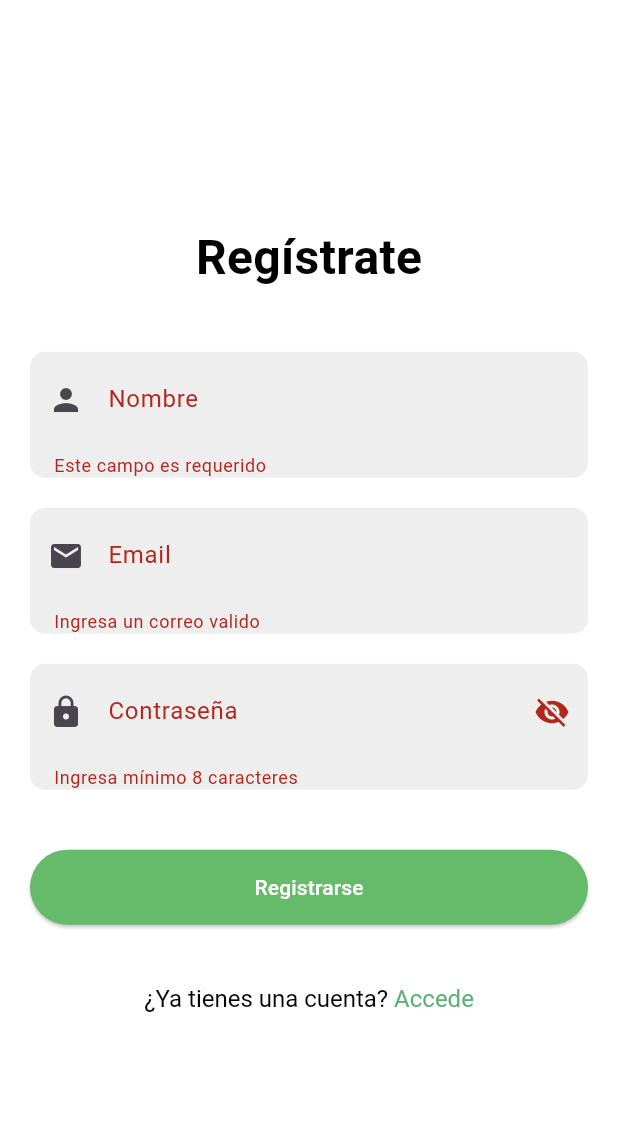
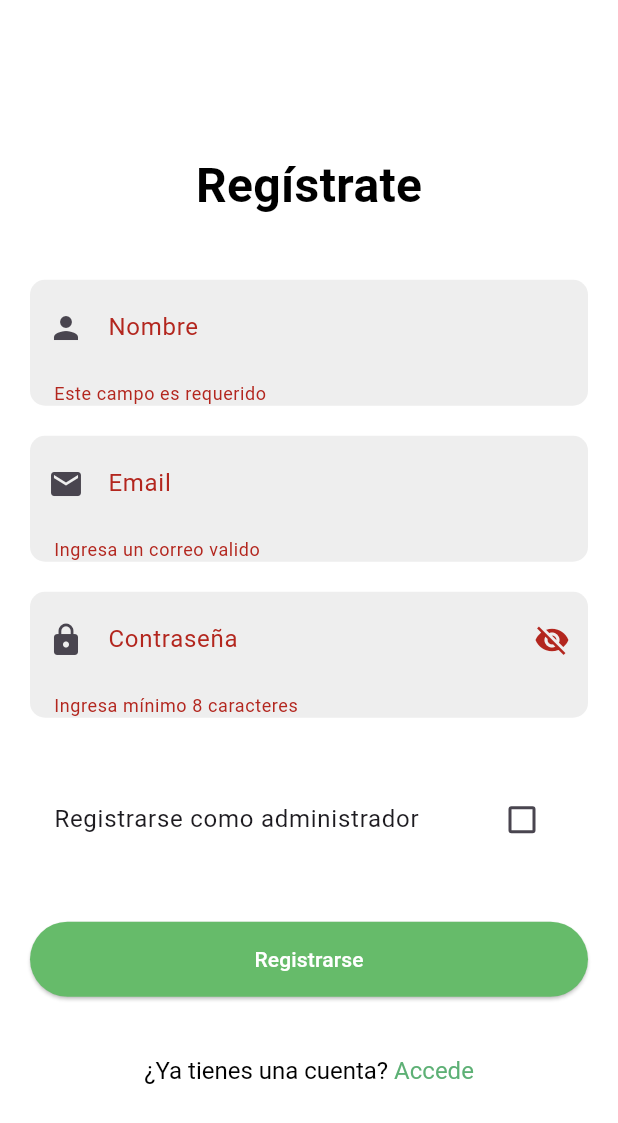
Before and after one commit to GabrielAgundiz/MechanicTracking, a Flutter app: the RegisterPage screen opened directly, after a tap on "Registrarse", on a phone screen of 412 x 824 dp. Shown: the top 1123 px of the screen. Run offline on Flutter 3.47's test engine with Material 3 defaults, Android fonts, the phone set to English and light mode, and no system bars; our stand-ins replace cloud_firestore, dotted_line, email_validator, firebase_auth, firebase_core, google_fonts and 2 more; missing offline and left inert: custom_clippers; accounts and stored records are empty.

Commit message:
, logica para agregar a usuarios admins

```diff
--- a/mechanictraking/lib/screens/register.dart
+++ b/mechanictraking/lib/screens/register.dart
@@ -1,10 +1,10 @@
+import 'package:cloud_firestore/cloud_firestore.dart';
+import 'package:email_validator/email_validator.dart'; // Importa un paquete para validar direcciones de correo electrónico.
+import 'package:firebase_auth/firebase_auth.dart'; // Importa la autenticación de Firebase.
 import 'package:flutter/material.dart';
 import 'package:google_fonts/google_fonts.dart';
 import 'package:mechanictracking/screens/login.dart'; // Importa la pantalla de inicio de sesión.
-import 'package:firebase_auth/firebase_auth.dart'; // Importa la autenticación de Firebase.
-import 'package:email_validator/email_validator.dart'; // Importa un paquete para validar direcciones de correo electrónico.
 import 'package:mechanictracking/widgets/utils.dart'; // Importa utilidades personalizadas.
-import 'package:cloud_firestore/cloud_firestore.dart'; // Importa Cloud Firestore para la base de datos.
 
 class RegisterPage extends StatefulWidget {
   @override
@@ -22,7 +22,7 @@ class _RegisterPageState extends State<RegisterPage> {
   final formKey = GlobalKey<FormState>(); // Clave global para el formulario.
   bool obscureText =
       true; // Variable para controlar la visibilidad de la contraseña.
-
+  bool _isAdmin = false;
   @override
   void dispose() {
     _emailController.dispose(); // Limpia el controlador de correo electrónico.
@@ -199,6 +199,16 @@ class _RegisterPageState extends State<RegisterPage> {
                       ),
                     ),
                     const SizedBox(height: 40.0),
+                    CheckboxListTile(
+                      title: Text('Registrarse como administrador'),
+                      value: _isAdmin,
+                      onChanged: (value) {
+                        setState(() {
+                          _isAdmin = value!;
+                        });
+                      },
+                    ),
+                    const SizedBox(height: 40.0),
                     ElevatedButton(
                       // Botón para registrarse.
                       style: ElevatedButton.styleFrom(
@@ -213,18 +223,27 @@ class _RegisterPageState extends State<RegisterPage> {
                           const Text('Registrarse'), // Texto dentro del botón.
                       onPressed: () async {
                         if (formKey.currentState!.validate()) {
-                          // Valida el formulario antes de continuar.
                           try {
                             final UserCredential userCredential =
                                 await FirebaseAuth.instance
                                     .createUserWithEmailAndPassword(
-                              email: _emailController.text
-                                  .trim(), // Obtiene el correo electrónico del controlador y elimina espacios en blanco.
-                              password: _passwordController.text
-                                  .trim(), // Obtiene la contraseña del controlador y elimina espacios en blanco.
+                              email: _emailController.text.trim(),
+                              password: _passwordController.text.trim(),
                             );
                             final User? user = userCredential.user;
 
+                            // Almacena la información del usuario en la colección correspondiente
+                            if (_isAdmin) {
+                              await FirebaseFirestore.instance
+                                  .collection('admin')
+                                  .doc(user?.uid)
+                                  .set({
+                                'uid': user!.uid,
+                                'name': _nameController.text,
+                                'email': _emailController.text,
+                                'password': _passwordController.text
+                              });
+                            } else {
                               await FirebaseFirestore.instance
                                   .collection('client')
                                   .doc(user?.uid)
@@ -232,21 +251,19 @@ class _RegisterPageState extends State<RegisterPage> {
                                 'uid': user!.uid,
                                 'name': _nameController.text,
                                 'email': _emailController.text,
-                              'password': _passwordController
-                                  .text, // Elimina el campo de contraseña de Firestore
+                                'password': _passwordController.text
                               });
+                            }
 
                             Navigator.pushReplacement(
                               context,
                               MaterialPageRoute(
-                                  builder: (context) =>
-                                      LoginPage()), // Navega a la pantalla de inicio de sesión.
+                                  builder: (context) => LoginPage()),
                             );
                           } on FirebaseAuthException catch (e) {
                             print(e);
 
-                            Utils.showSnackBar(e
-                                .message); // Muestra un mensaje de error en forma de Snackbar.
+                            Utils.showSnackBar(e.message);
                           }
                         }
                       },
```
Lines whose indentation alone changed are shown as unchanged.
